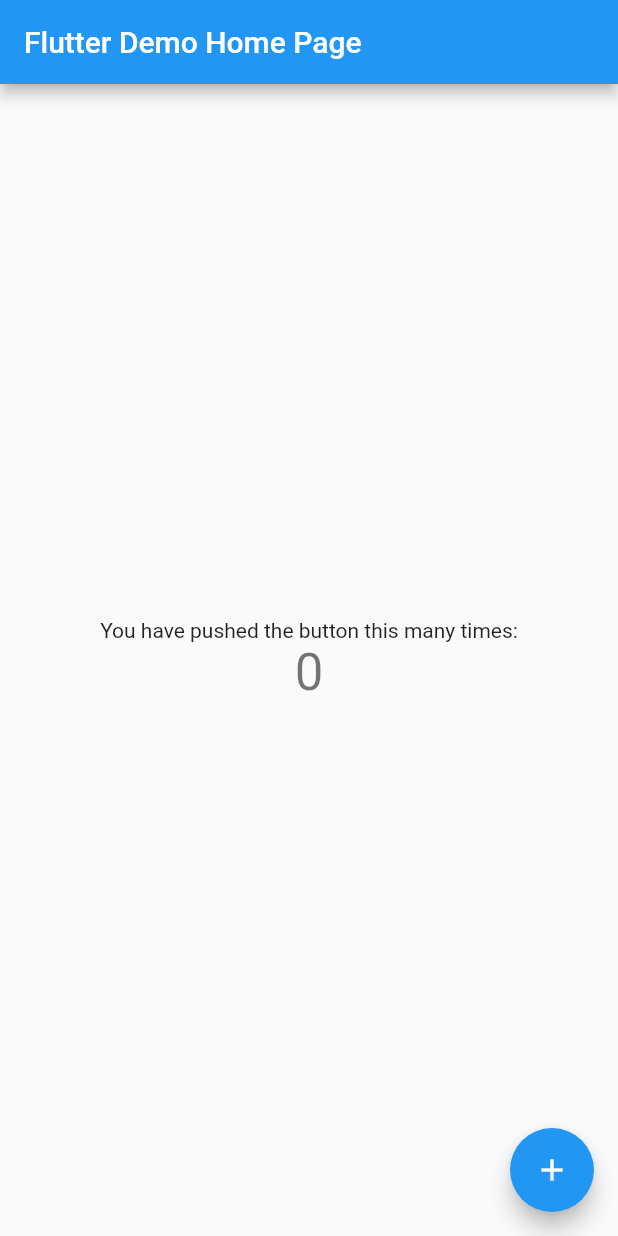
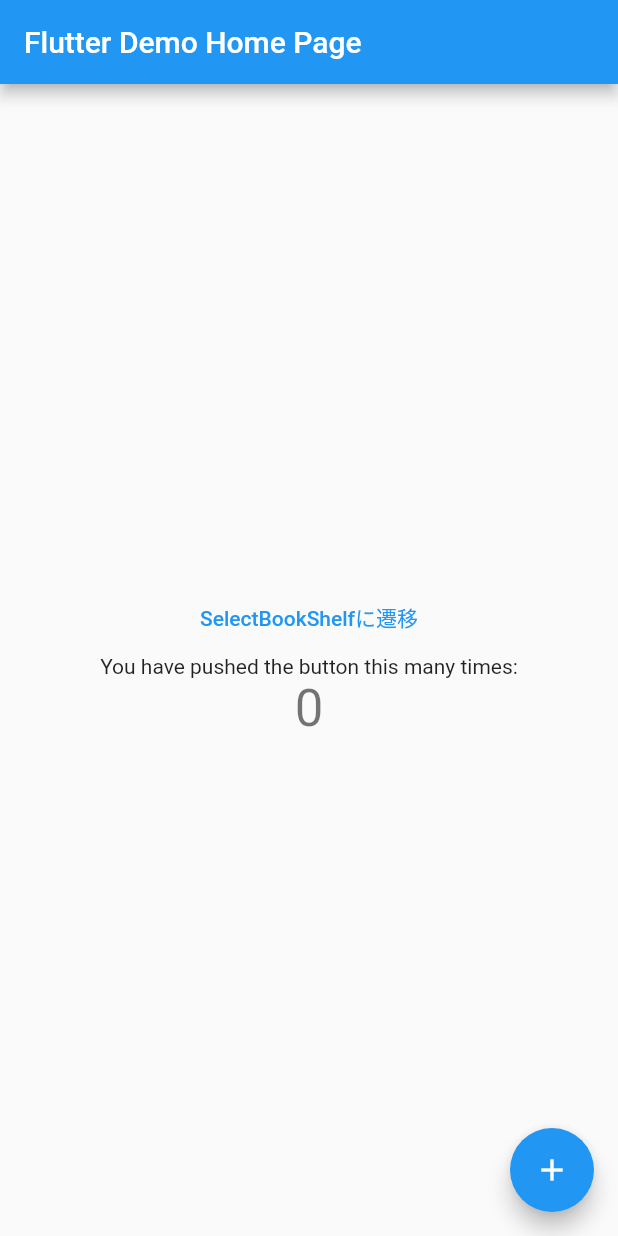
Before and after one commit to pon-suke/Bookshelf, a Flutter app: the screen it shows after launch, on a phone screen of 412 x 824 dp. Run offline on Flutter 3.47's test engine with Material 2 defaults, Android fonts, the phone set to English and light mode, and no system bars.

Commit message:
SelectBookshelfViewを追加

```diff
--- a/bookshelf/lib/main.dart
+++ b/bookshelf/lib/main.dart
@@ -1,4 +1,5 @@
 import 'package:flutter/material.dart';
+import 'package:bookshelf/View/SelectBookshelfView.dart';
 
 void main() {
   runApp(const MyApp());
@@ -11,7 +12,7 @@ class MyApp extends StatelessWidget {
   @override
   Widget build(BuildContext context) {
     return MaterialApp(
-      title: 'Flutter Demo',
+      title: 'ログイン',
       theme: ThemeData(
         // This is the theme of your application.
         //
@@ -93,8 +94,15 @@ class _MyHomePageState extends State<MyHomePage> {
           // center the children vertically; the main axis here is the vertical
           // axis because Columns are vertical (the cross axis would be
           // horizontal).
+
           mainAxisAlignment: MainAxisAlignment.center,
           children: <Widget>[
+            TextButton(
+              child: Text("SelectBookShelfに遷移"),
+              onPressed: (){
+                Navigator.push(context, MaterialPageRoute(
+                  builder: (context) => SelectBookshelfView()));
+              },),
             const Text(
               'You have pushed the button this many times:',
             ),
```
Also changed, not shown: bookshelf/lib/View/SelectBookshelfView.dart (added, +20 -0 lines), 2 other files.
